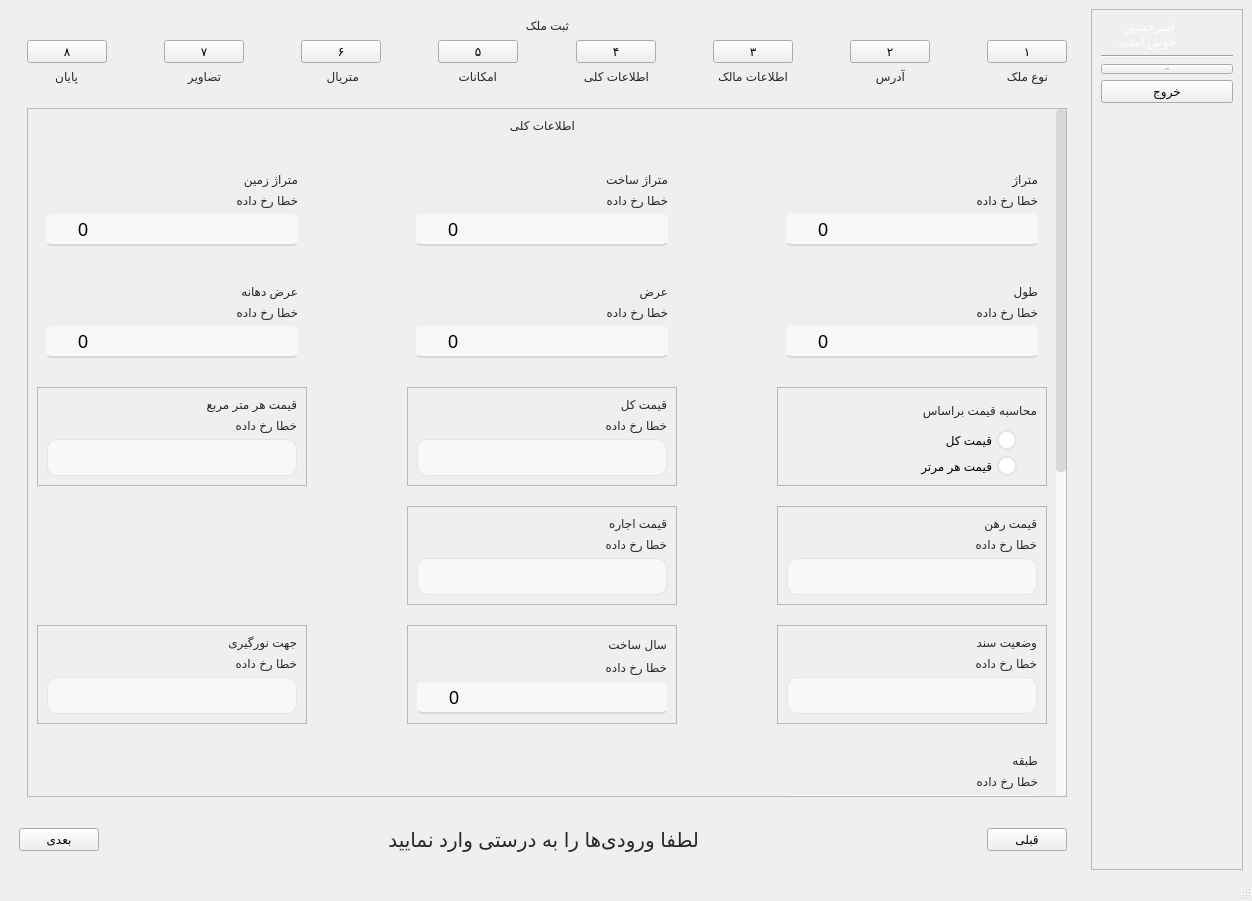
First picture: the form in uiFiles/main_UI.ui, repository amirhossein-mlkz/amlak, before the edit.
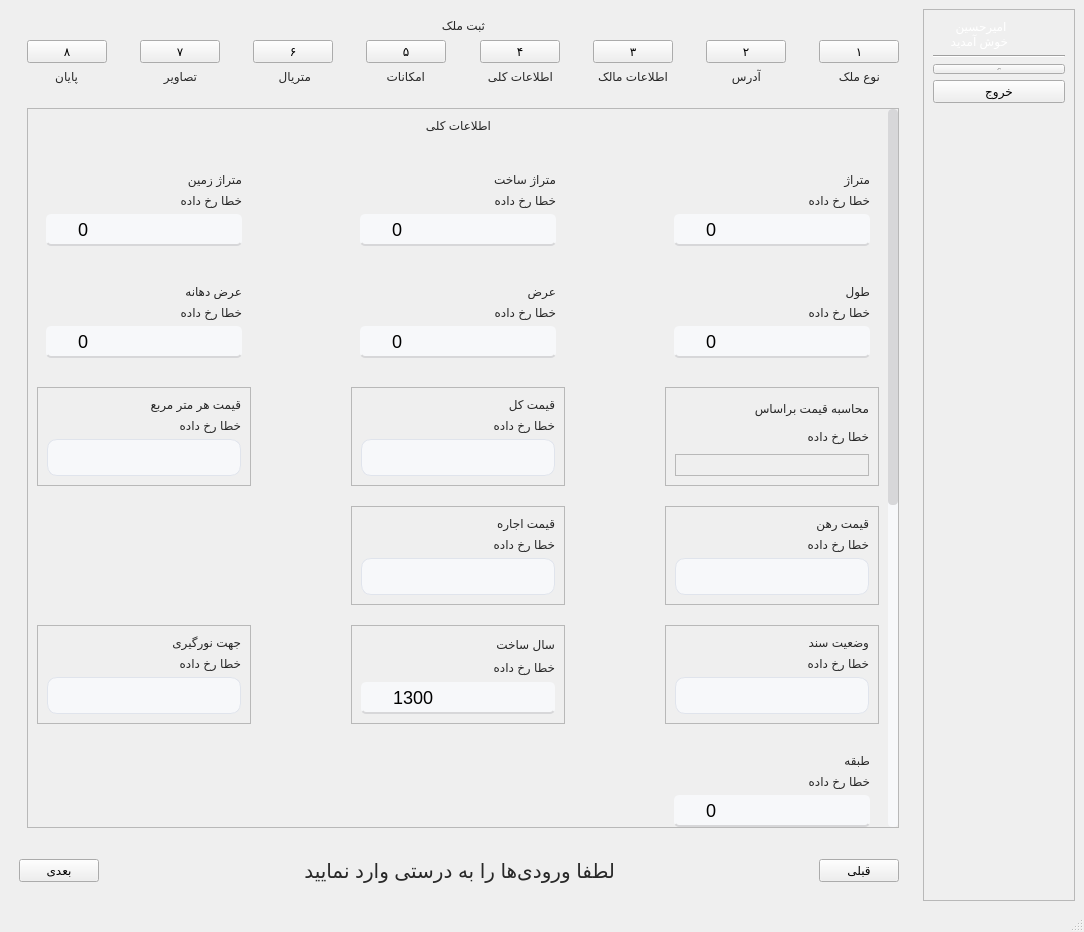
Second picture: the form after the edit. The open tabs and pages were chosen to show the change. Icons and pictures are not drawn.

Commit message: price calculation added, validaition and visibility be same

The edit to the form file:
```diff
--- a/uiFiles/main_UI.ui
+++ b/uiFiles/main_UI.ui
@@ -6,8 +6,8 @@
    <rect>
     <x>0</x>
     <y>0</y>
-    <width>1252</width>
-    <height>901</height>
+    <width>1084</width>
+    <height>932</height>
    </rect>
   </property>
   <property name="minimumSize">
@@ -211,6 +211,10 @@
 	border-bottom: 2px solid #7892DF;
 }
 
+QLineEdit:disabled {
+	background-color: rgb(230, 230, 230);
+}
+
 /***********QSpinBox, QDoubleSpinBox, QDateEdit*************/
 
 QSpinBox, QDoubleSpinBox, QDateEdit
@@ -782,7 +786,7 @@
              </property>
              <layout class="QVBoxLayout" name="verticalLayout_6">
               <item alignment="Qt::AlignHCenter">
-               <widget class="QLabel" name="label_10">
+               <widget class="QLabel" name="label_20">
                 <property name="maximumSize">
                  <size>
                   <width>100</width>
@@ -877,7 +881,7 @@
              <property name="styleClass" stdset="0">
               <string>dashboardMenuItem</string>
              </property>
-             <layout class="QVBoxLayout" name="verticalLayout_3">
+             <layout class="QVBoxLayout" name="verticalLayout_15">
               <item alignment="Qt::AlignHCenter">
                <widget class="QLabel" name="label">
                 <property name="maximumSize">
@@ -1980,8 +1984,8 @@
                <property name="geometry">
                 <rect>
                  <x>0</x>
-                 <y>-29</y>
-                 <width>1015</width>
+                 <y>-1048</y>
+                 <width>847</width>
                  <height>2890</height>
                 </rect>
                </property>
@@ -2122,6 +2126,9 @@
                      </item>
                      <item>
                       <widget class="QSpinBox" name="lengthFormInpt">
+                       <property name="maximum">
+                        <number>100000</number>
+                       </property>
                        <property name="styleClass" stdset="0">
                         <string>form-field</string>
                        </property>
@@ -2158,6 +2165,9 @@
                      </item>
                      <item>
                       <widget class="QSpinBox" name="meterageFormInpt">
+                       <property name="maximum">
+                        <number>100000</number>
+                       </property>
                        <property name="styleClass" stdset="0">
                         <string>form-field</string>
                        </property>
@@ -2242,6 +2252,9 @@
                      </item>
                      <item>
                       <widget class="QSpinBox" name="landMeterageFormInpt">
+                       <property name="maximum">
+                        <number>100000</number>
+                       </property>
                        <property name="styleClass" stdset="0">
                         <string>form-field</string>
                        </property>
@@ -2278,6 +2291,9 @@
                      </item>
                      <item>
                       <widget class="QSpinBox" name="buildingMeterageFormInpt">
+                       <property name="maximum">
+                        <number>100000</number>
+                       </property>
                        <property name="styleClass" stdset="0">
                         <string>form-field</string>
                        </property>
@@ -2414,6 +2430,9 @@
                      </item>
                      <item>
                       <widget class="QSpinBox" name="widthFormInpt">
+                       <property name="maximum">
+                        <number>100000</number>
+                       </property>
                        <property name="styleClass" stdset="0">
                         <string>form-field</string>
                        </property>
@@ -2564,7 +2583,7 @@
                     </property>
                     <layout class="QVBoxLayout" name="verticalLayout_61">
                      <item>
-                      <widget class="QLabel" name="label_20">
+                      <widget class="QLabel" name="PriceCalculationFormLbl">
                        <property name="styleSheet">
                         <string notr="true">label</string>
                        </property>
@@ -2577,43 +2596,25 @@
                       </widget>
                      </item>
                      <item>
-                      <layout class="QVBoxLayout" name="verticalLayout_15">
-                       <property name="rightMargin">
-                        <number>20</number>
+                      <widget class="QLabel" name="PriceCalculationFormError">
+                       <property name="text">
+                        <string>خطا رخ داده</string>
                        </property>
-                       <item alignment="Qt::AlignLeft">
-                        <widget class="QRadioButton" name="radioButton_2">
-                         <property name="layoutDirection">
-                          <enum>Qt::RightToLeft</enum>
-                         </property>
-                         <property name="text">
-                          <string>قیمت کل</string>
-                         </property>
-                         <property name="styleClass" stdset="0">
-                          <string>form-field</string>
-                         </property>
-                         <attribute name="buttonGroup">
-                          <string notr="true">buttonGroup_2</string>
-                         </attribute>
-                        </widget>
-                       </item>
-                       <item alignment="Qt::AlignLeft">
-                        <widget class="QRadioButton" name="radioButton">
-                         <property name="layoutDirection">
-                          <enum>Qt::RightToLeft</enum>
-                         </property>
-                         <property name="text">
-                          <string>قیمت هر مرتر</string>
-                         </property>
-                         <property name="styleClass" stdset="0">
-                          <string>form-field</string>
-                         </property>
-                         <attribute name="buttonGroup">
-                          <string notr="true">buttonGroup_2</string>
-                         </attribute>
-                        </widget>
-                       </item>
-                      </layout>
+                       <property name="styleClass" stdset="0">
+                        <string>form-field-error</string>
+                       </property>
+                      </widget>
+                     </item>
+                     <item>
+                      <widget class="QFrame" name="PriceCalculationFormOptionsFrame">
+                       <property name="frameShape">
+                        <enum>QFrame::StyledPanel</enum>
+                       </property>
+                       <property name="frameShadow">
+                        <enum>QFrame::Raised</enum>
+                       </property>
+                       <layout class="QVBoxLayout" name="verticalLayout_161"/>
+                      </widget>
                      </item>
                     </layout>
                    </widget>
@@ -2688,6 +2689,9 @@
                      </item>
                      <item>
                       <widget class="QSpinBox" name="floorFormInpt">
+                       <property name="maximum">
+                        <number>1000</number>
+                       </property>
                        <property name="styleClass" stdset="0">
                         <string>form-field</string>
                        </property>
@@ -2828,6 +2832,9 @@
                      </item>
                      <item>
                       <widget class="QSpinBox" name="openingWidthFormInpt">
+                       <property name="maximum">
+                        <number>10000</number>
+                       </property>
                        <property name="styleClass" stdset="0">
                         <string>form-field</string>
                        </property>
@@ -2876,6 +2883,12 @@
                      </item>
                      <item>
                       <widget class="QSpinBox" name="constructionYearInpt">
+                       <property name="minimum">
+                        <number>1300</number>
+                       </property>
+                       <property name="maximum">
+                        <number>1500</number>
+                       </property>
                        <property name="styleClass" stdset="0">
                         <string>form-field</string>
                        </property>
```
Left out of the diff: 171 changed lines with no effect on the pictures. The commit also changes 9 other files.
